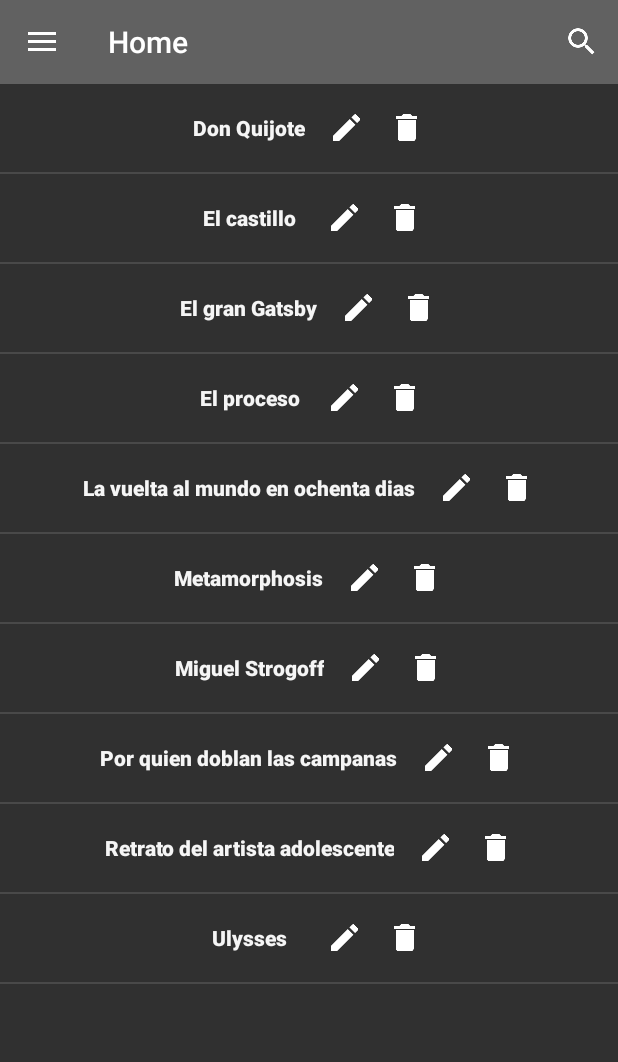
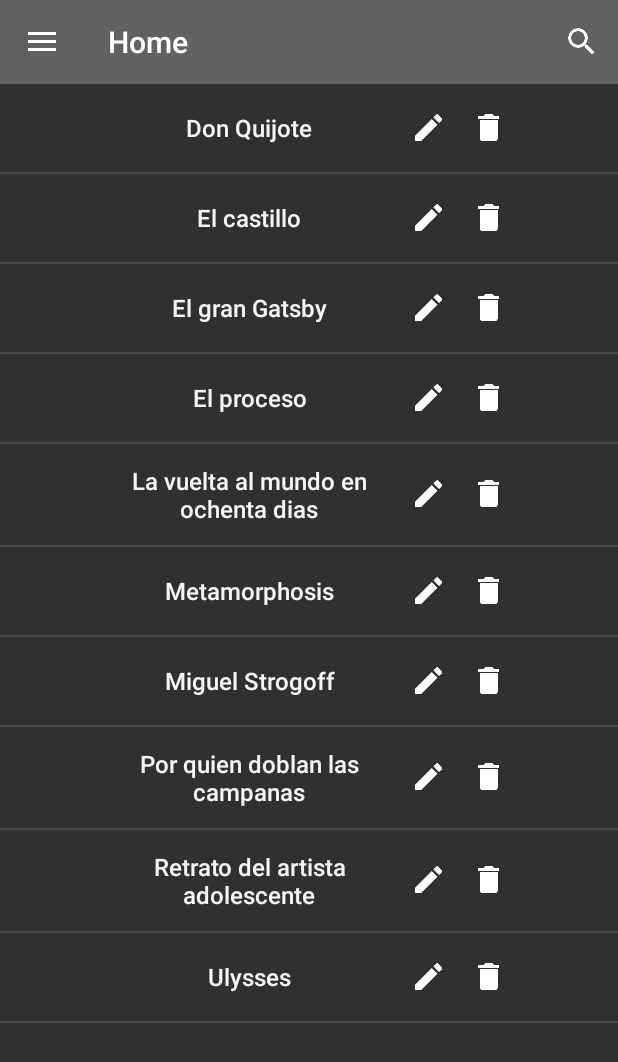
Before and after one commit to andreuconesasimo/MyBookDatabase, an Android app: the screen it shows after launch (MainActivity), after a tap on "Don Quijote", on a phone screen of 412 x 824 dp. Shown: the top 1062 px of the screen. Run offline under Robolectric (Android 15) with nearby library versions, the phone set to English and light mode, and no system bars; 2 statements that could not run were skipped.

```diff
--- a/app/src/main/java/com/example/pr_idi/mydatabaseexample/MainActivity.java
+++ b/app/src/main/java/com/example/pr_idi/mydatabaseexample/MainActivity.java
@@ -4,7 +4,6 @@ package com.example.pr_idi.mydatabaseexample;
 import java.util.ArrayList;
 import java.util.HashMap;
 import java.util.List;
-import java.util.Random;
 import java.util.UUID;
 
 import android.app.Activity;
@@ -18,8 +17,6 @@ import android.support.v7.app.ActionBarDrawerToggle;
 import android.support.v4.view.GravityCompat;
 import android.support.v4.widget.DrawerLayout;
 import android.support.v7.app.AppCompatActivity;
-import android.support.v7.widget.LinearLayoutManager;
-import android.support.v7.widget.RecyclerView;
 import android.support.v7.widget.Toolbar;
 import android.view.LayoutInflater;
 import android.view.Menu;
@@ -31,10 +28,10 @@ import android.widget.Button;
 import android.widget.EditText;
 import android.widget.ExpandableListView;
 import android.widget.FrameLayout;
-import android.widget.LinearLayout;
 import android.widget.ListView;
 import android.widget.RatingBar;
 import android.widget.Spinner;
+import android.widget.TextView;
 import android.widget.Toast;
 
 public class MainActivity extends AppCompatActivity {
@@ -97,6 +94,7 @@ public class MainActivity extends AppCompatActivity {
         carregarVistaPrincipal();
         mainActivity = this;
     }
+
 
     public void carregarVistaPrincipal(){
         mTitle = "Home";
@@ -259,12 +257,11 @@ public class MainActivity extends AppCompatActivity {
         public void onItemSelected(AdapterView<?> parent, View view, int position, long id) {
             bookData.open();
             Spinner evaluation = (Spinner) findViewById(R.id.valoracio);
-            String eva = bookData.getEvaluation(view.getId());
-            if (!eva.equals(null)){
-                int spinnerPosition = adapterSpinnerEvaluation.getPosition(eva);
-                evaluation.setSelection(spinnerPosition);
-            }
-            bookId = view.getId();
+            Book selected = (Book) parent.getItemAtPosition(position);
+            String eva = bookData.getEvaluation(selected.getId());
+            int spinnerPosition = adapterSpinnerEvaluation.getPosition(eva);
+            evaluation.setSelection(spinnerPosition);
+            bookId = selected.getId();
             bookData.close();
         }
 
@@ -320,18 +317,7 @@ public class MainActivity extends AppCompatActivity {
         }
     }
 
-    public void getBookInfo(View view){
-        BookData bookData2 = new BookData(this);
-        bookData2.open();
-        Book book = bookData2.getBook(view.getId());
-        bookData2.close();
-        Toast toast = Toast.makeText(this, "Title: " + book.getTitle() + "\n" + "Author: " + book.getAuthor() + "\n" + "Category: " + book.getCategory() + "\n" + "Evaluation: " + book.getPersonal_evaluation() + "\n" + "Publisher: " + book.getPublisher() + "\n" + "Year: " + book.getYear(), Toast.LENGTH_LONG);
-        toast.getView().setBackgroundResource(R.color.colorAccent);
-        toast.getView().setPadding(10,10,10,10);
-        toast.show();
-    }
-
-    public void editBook(View view){
+    public void editBook(long bookId){
         vistaPrincipal = false;
         mTitle = "Change my evaluation";
         getSupportActionBar().setTitle(mTitle);
@@ -344,7 +330,9 @@ public class MainActivity extends AppCompatActivity {
         SpinnerAdapter adp = new SpinnerAdapter(this, this,R.layout.spinner_row_item,books);
         adp.setDropDownViewResource(android.R.layout.simple_spinner_dropdown_item);
         spinner2.setAdapter(adp);
-        int spinnerPosition = adp.getPosition(view.getId());
+
+        Book b = bookData.getBook(bookId);
+        int spinnerPosition = adp.getPosition(b.getId());
         spinner2.setSelection(spinnerPosition);
         spinner2.setOnItemSelectedListener(new SpinnerChangeEvaluationItemSelectedListener());
 
@@ -355,12 +343,6 @@ public class MainActivity extends AppCompatActivity {
 
         bookData.close();
         frame.addView(changeEvaluationView);
-    }
-
-    public void deleteBook(View view){
-        SampleDialogDelete sdd = SampleDialogDelete.newInstance("Are you sure you want to delete the book?",view.getId());
-        FragmentTransaction transaction = getFragmentManager().beginTransaction();
-        sdd.show(transaction,"Alert");
     }
 
     // Life cycle methods. Check whether it is necessary to reimplement them
--- a/app/src/main/java/com/example/pr_idi/mydatabaseexample/MenuAdapter.java
+++ b/app/src/main/java/com/example/pr_idi/mydatabaseexample/MenuAdapter.java
@@ -1,13 +1,18 @@
 package com.example.pr_idi.mydatabaseexample;
 
 import android.app.Activity;
+import android.app.FragmentTransaction;
 import android.content.Context;
+import android.support.v4.app.FragmentActivity;
+import android.support.v7.internal.view.SupportActionModeWrapper;
 import android.view.LayoutInflater;
 import android.view.View;
 import android.view.ViewGroup;
 import android.widget.ArrayAdapter;
 import android.widget.Button;
+import android.widget.FrameLayout;
 import android.widget.ImageButton;
+import android.widget.Toast;
 
 import java.util.List;
 
@@ -15,9 +20,9 @@ import java.util.List;
  * Created by Andreu on 01/12/2016.
  */
 public class MenuAdapter extends ArrayAdapter<Book> {
-    Context mContext;
-    int layoutResourceId;
-    List<Book> data;
+    private Context mContext;
+    private int layoutResourceId;
+    private List<Book> data;
 
     public MenuAdapter(Context mContext, int layoutResourceId, List<Book> data) {
         super(mContext, layoutResourceId, data);
@@ -27,7 +32,7 @@ public class MenuAdapter extends ArrayAdapter<Book> {
     }
 
     @Override
-    public View getView(int position, View convertView, ViewGroup parent) {
+    public View getView(final int position, View convertView, ViewGroup parent) {
         if(convertView==null){
             LayoutInflater inflater = ((Activity) mContext).getLayoutInflater();
             convertView = inflater.inflate(layoutResourceId, parent, false);
@@ -35,14 +40,38 @@ public class MenuAdapter extends ArrayAdapter<Book> {
 
         Book book = data.get(position);
         Button button = (Button) convertView.findViewById(R.id.title_button);
-        if (button != null) {
-            button.setText(book.getTitle());
-            button.setId((int) book.getId());
-        }
+        button.setText(book.getTitle());
+        button.setOnClickListener(new View.OnClickListener() {
+            @Override
+            public void onClick(View v) {
+                final Book currentBook = data.get(position);
+                Toast toast = Toast.makeText(mContext, "Title: " + currentBook.getTitle() + "\n" + "Author: " + currentBook.getAuthor() + "\n" + "Category: " + currentBook.getCategory() + "\n" + "Evaluation: " + currentBook.getPersonal_evaluation() + "\n" + "Publisher: " + currentBook.getPublisher() + "\n" + "Year: " + currentBook.getYear(), Toast.LENGTH_LONG);
+                toast.getView().setBackgroundResource(R.color.colorAccent);
+                toast.getView().setPadding(10,10,10,10);
+                toast.show();
+            }
+        });
+
+
         ImageButton editButton = (ImageButton) convertView.findViewById(R.id.edit_book);
-        if (editButton != null) editButton.setId((int) book.getId());
+        editButton.setOnClickListener(new View.OnClickListener() {
+            @Override
+            public void onClick(View v) {
+                final Book currentBook = data.get(position);
+                ((MainActivity) mContext).editBook(currentBook.getId());
+            }
+        });
+
         ImageButton deleteButton = (ImageButton) convertView.findViewById(R.id.delete_book);
-        if (deleteButton != null) deleteButton.setId((int) book.getId());
+        deleteButton.setOnClickListener(new View.OnClickListener() {
+            @Override
+            public void onClick(View v) {
+                final Book currentBook = data.get(position);
+                SampleDialogDelete sdd = SampleDialogDelete.newInstance("Are you sure you want to delete the book?",currentBook.getId());
+                FragmentTransaction transaction = ((FragmentActivity) mContext).getFragmentManager().beginTransaction();
+                sdd.show(transaction,"Alert");
+            }
+        });
 
         return convertView;
     }
@@ -50,7 +79,7 @@ public class MenuAdapter extends ArrayAdapter<Book> {
     @Override
     public int getViewTypeCount() {
 
-        return getCount();
+        return 1;
     }
 
     @Override
--- a/app/src/main/java/com/example/pr_idi/mydatabaseexample/SpinnerAdapter.java
+++ b/app/src/main/java/com/example/pr_idi/mydatabaseexample/SpinnerAdapter.java
@@ -31,7 +31,7 @@ public class SpinnerAdapter extends ArrayAdapter {
     }
 
     @Override
-    public View getView(int position, View convertView, ViewGroup parent) {
+    public View getView(final int position, View convertView, ViewGroup parent) {
         if(convertView==null){
             LayoutInflater inflater = activity.getLayoutInflater();
             convertView = inflater.inflate(resourceId, parent, false);
@@ -41,12 +41,11 @@ public class SpinnerAdapter extends ArrayAdapter {
         TextView tv = (TextView) convertView.findViewById(R.id.spinner_item_text);
         tv.setText(b.getTitle());
         tv.setTextColor(Color.WHITE);
-        convertView.setId((int) b.getId());
         return convertView;
     }
 
     @Override
-    public View getDropDownView(int position, View convertView, ViewGroup parent) {
+    public View getDropDownView(final int position, View convertView, ViewGroup parent) {
         if(convertView==null){
             LayoutInflater inflater = activity.getLayoutInflater();
             convertView = inflater.inflate(resourceId, parent, false);
@@ -56,7 +55,6 @@ public class SpinnerAdapter extends ArrayAdapter {
         TextView tv = (TextView) convertView.findViewById(R.id.spinner_item_text);
         tv.setText(b.getTitle());
         tv.setTextColor(Color.WHITE);
-        convertView.setId((int) b.getId());
         return convertView;
     }
 
--- a/app/src/main/res/layout/list_view_row_item.xml
+++ b/app/src/main/res/layout/list_view_row_item.xml
@@ -17,18 +17,17 @@ android:layout_height="fill_parent"
 
 <Button
     android:id="@+id/title_button"
-    android:layout_width="wrap_content"
+    android:layout_width="200dp"
     android:layout_height="wrap_content"
     android:layout_alignParentTop="true"
-    android:textStyle="bold"
     android:textAlignment="center"
     style="@style/Widget.AppCompat.Button.Borderless"
     android:layout_gravity="center_vertical"
     android:textColor="@color/colorPrimaryLight"
     android:padding="8dp"
     android:textAllCaps="false"
+    android:textSize="16sp"
     android:background="@drawable/button_highlighter"
-    android:onClick="getBookInfo"
     />
 <ImageButton
     android:id="@+id/edit_book"
@@ -47,7 +46,6 @@ android:layout_height="fill_parent"
     android:background="@drawable/button_highlighter"
     android:src="@drawable/ic_delete_white_24dp"
     android:padding="8dp"
-    android:onClick="deleteBook"
     />
 </TableRow>
     </TableLayout>
```
Also changed, not shown: app/src/main/java/com/example/pr_idi/mydatabaseexample/SampleDialogDelete.java (+4 -3 lines), app/src/main/java/com/example/pr_idi/mydatabaseexample/SampleDialogEdit.java (+4 -3 lines).
